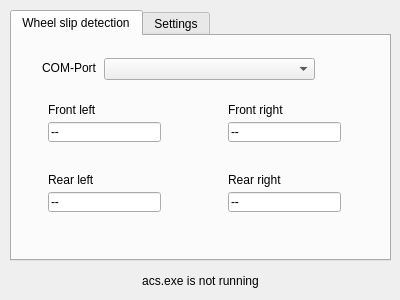
Above: mainwindow.ui from Lumlumski/PedalVibration before the change. Below: the same form after it.
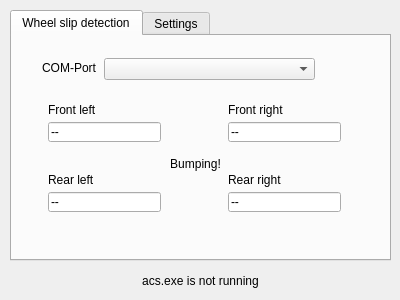
That is the form after the change.

Commit message: Show bumping on UI

The edit to the form file:
```diff
--- a/mainwindow.ui
+++ b/mainwindow.ui
@@ -184,6 +184,22 @@
        <set>Qt::AlignRight|Qt::AlignTrailing|Qt::AlignVCenter</set>
       </property>
      </widget>
+     <widget class="QLabel" name="bumpingLabel">
+      <property name="geometry">
+       <rect>
+        <x>143</x>
+        <y>118</y>
+        <width>81</width>
+        <height>20</height>
+       </rect>
+      </property>
+      <property name="text">
+       <string>Bumping!</string>
+      </property>
+      <property name="alignment">
+       <set>Qt::AlignCenter</set>
+      </property>
+     </widget>
     </widget>
     <widget class="QWidget" name="tab">
      <attribute name="title">
```
The commit also changes 4 other files.
